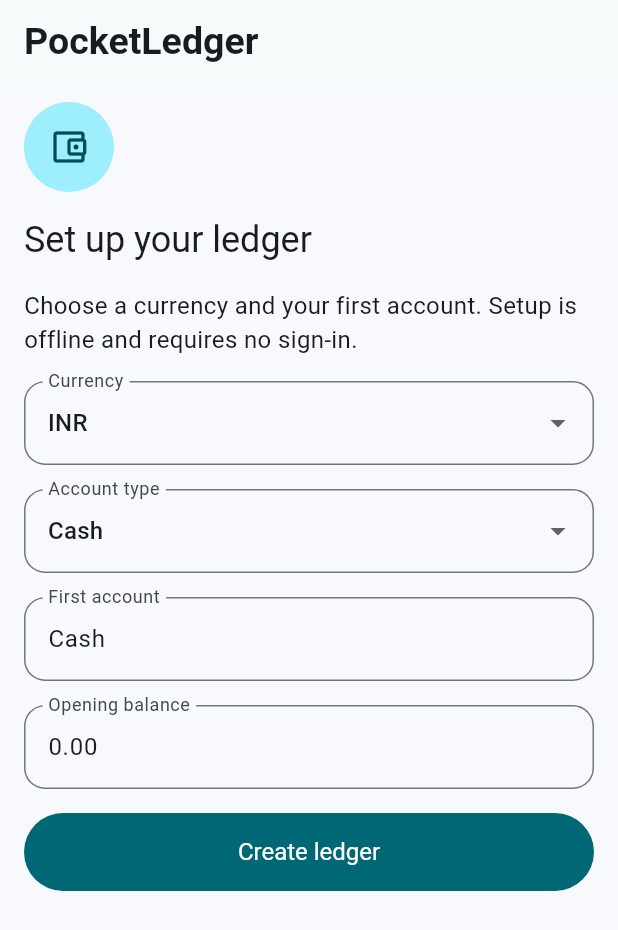
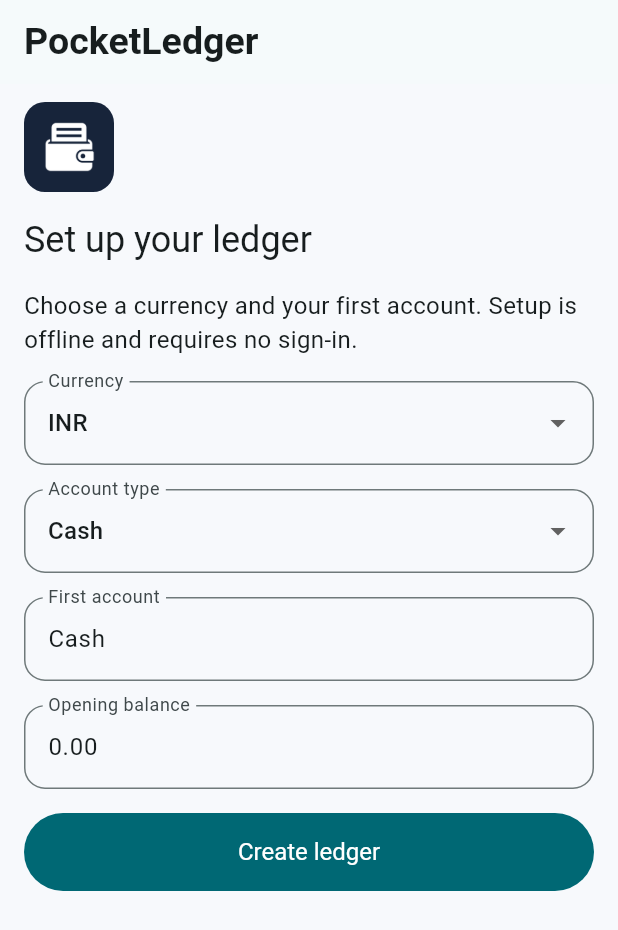
Before and after one commit to ft-aaheli/PocketLedger, a Flutter app: the screen it shows after launch, on a phone screen of 412 x 824 dp. Shown: the top 930 px of the screen. Run offline on Flutter 3.47's test engine with Material 3 defaults, Android fonts, the phone set to English and light mode, and no system bars; our stand-ins replace file_picker, material_ui, pdf, share_plus, sqflite; missing offline and left inert: cryptography, excel; accounts and stored records are empty.

Commit message:
Use the wallet and ledger PocketLedger logo

```diff
--- a/lib/forms.dart
+++ b/lib/forms.dart
@@ -194,11 +194,16 @@ class _SetupPageState extends State<SetupPage> with FormSave<SetupPage> {
     saving: saving,
     action: 'Create ledger',
     fields: [
-      const Align(
+      Align(
         alignment: Alignment.centerLeft,
-        child: CircleAvatar(
-          radius: 30,
-          child: Icon(Icons.account_balance_wallet_outlined, size: 28),
+        child: ClipRRect(
+          borderRadius: BorderRadius.circular(14),
+          child: Image.asset(
+            'assets/branding/pocketledger.png',
+            width: 60,
+            height: 60,
+            excludeFromSemantics: true,
+          ),
         ),
       ),
       Text(
--- a/pubspec.yaml
+++ b/pubspec.yaml
@@ -1,7 +1,7 @@
 name: pocketledger
 description: An offline personal ledger for Android and iOS.
 publish_to: none
-version: 1.5.1+7
+version: 1.5.2+8
 
 environment:
   sdk: ^3.14.0
@@ -28,6 +28,7 @@ dev_dependencies:
 flutter:
   uses-material-design: true
   assets:
+    - assets/branding/pocketledger.png
     - assets/fonts/NotoSans-Regular.ttf
     - assets/fonts/NotoSansDevanagari-Regular.ttf
     - assets/fonts/LICENSE
```
Also changed, not shown: assets/branding/pocketledger.png (added), 16 other files.
